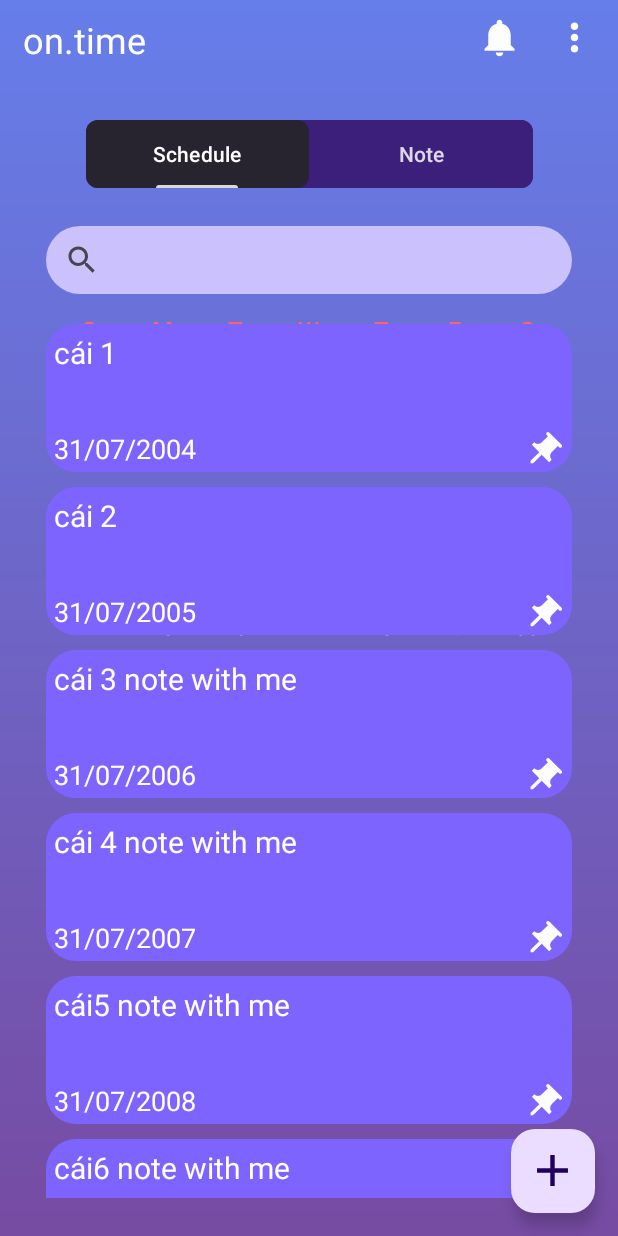
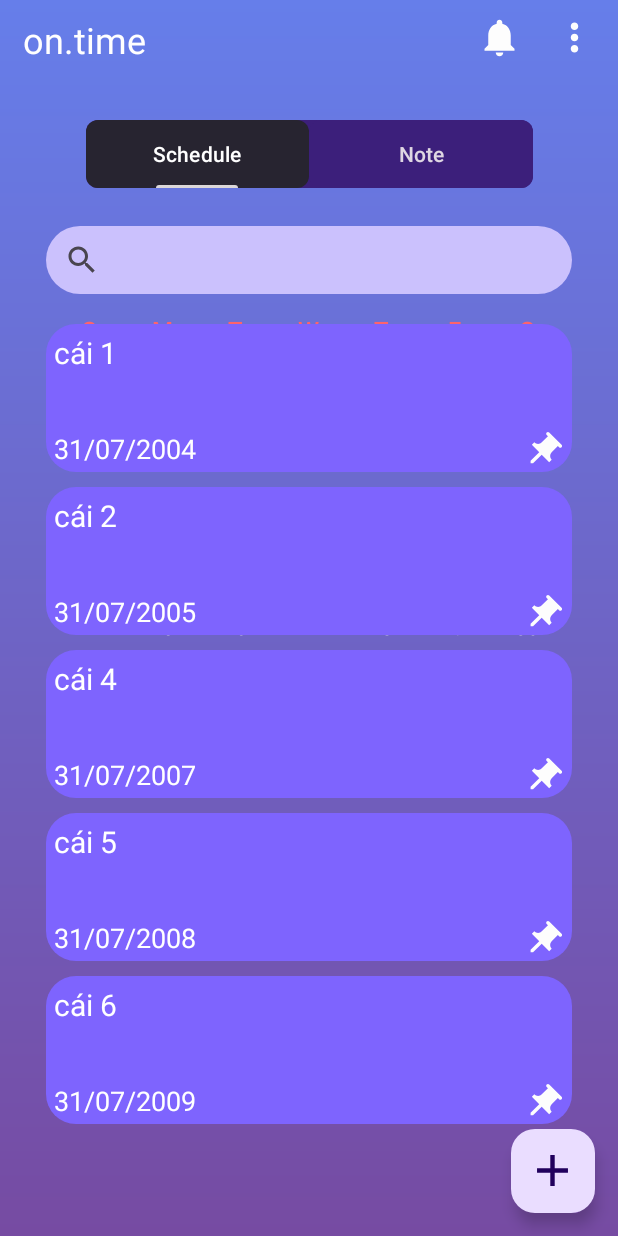
Before and after one commit to VinhGiang731/To-Do-List-App, an Android app: the fragment NoteFragment placed in its activity, on a phone screen of 412 x 824 dp. Run offline under Robolectric (Android 15) with nearby library versions, the phone set to English and light mode, and no system bars.

Commit message:
update read and write value in database

```diff
--- a/app/src/main/java/com/example/to_do_list/controller/NoteFragment.kt
+++ b/app/src/main/java/com/example/to_do_list/controller/NoteFragment.kt
@@ -2,6 +2,7 @@ package com.example.to_do_list.controller
 
 import android.annotation.SuppressLint
 import android.content.DialogInterface
+import android.content.Intent
 import android.database.Cursor
 import android.database.sqlite.SQLiteDatabase
 import android.os.Bundle
@@ -36,19 +37,52 @@ class NoteFragment : Fragment(R.layout.fragment_note_view) {
         db = helper.readableDatabase
         getValueDataBase()
 
+        //adapter cho recycle view
         adapter = Rv_NoteAdapter(requireActivity(), list, object : ItemNoteClick {
-            override fun onClickNote(pos: Int) {
+
+            //override lai 2 phuong thuc nhan long va nhan short cho item rvListNode
+            override fun onLongClickNote(pos: Int) {
                 Toast.makeText(requireActivity(), "Note: ${list[pos].txt_note}", Toast.LENGTH_SHORT)
                     .show()
+                //truyen position vao de no co the xoa dung vi tri node va cap nhat lai db
                 removeNote(pos)
+            }
+
+            override fun onClickNote(pos: Int) {
+                //truyen positon tuong tu tren
+                AddEventClickItem(pos)
             }
         })
 
+        //set adapter cho rvListNode
         binding.rvListNote.adapter = adapter
         binding.rvListNote.layoutManager = LinearLayoutManager(requireActivity())
 
     }
 
+    //fun nay dung de goi activity InsertNote
+    private fun AddEventClickItem(pos: Int) {
+        val i = Intent(requireActivity(), InsertNoteActivity::class.java)
+        //truyen du lieu theo pos cua list (lis[pos]: item dang click)
+        //gui sang activity kia de show cho nguoi dung xem
+        i.putExtra("_id", list[pos].idNote)
+        i.putExtra("Title", list[pos].txt_note)
+        i.putExtra("Content", list[pos].txt_content)
+        startActivity(i)
+    }
+
+    //ham onResume trong vong doi cua ung dung
+    //khi thoat activity dang de len activity NoteFrag thi no se tu dong lam nhung thu trong ham
+    //o day no se get lai value trong db da thay doi ben activity kia va bao cho adapter de set lai list
+    //-----hien tai dang loi o adapter.notify mai nho sua-----
+    @SuppressLint("NotifyDataSetChanged")
+    override fun onResume() {
+        super.onResume()
+        getValueDataBase()
+        adapter.notifyDataSetChanged()
+    }
+
+    //ham get value tu db
     private fun getValueDataBase() {
         if (::rs.isInitialized && !rs.isClosed) {
             rs.close()
@@ -61,14 +95,15 @@ class NoteFragment : Fragment(R.layout.fragment_note_view) {
             do {
                 val idNote = rs.getString(rs.getColumnIndexOrThrow("_id"))
                 val note = rs.getString(rs.getColumnIndexOrThrow("NOTE"))
+                val content = rs.getString(rs.getColumnIndexOrThrow("CONTENT"))
                 val date = rs.getString(rs.getColumnIndexOrThrow("DATETIME"))
-                list.add(ListNote(idNote, note, date))
+                list.add(ListNote(idNote, note, content, date))
             } while (rs.moveToNext())
         }
         rs.close()
     }
 
-    // việc dùng SQLite chưa được tốt, nên chuyển sang firebase để hon thành đồ án này và học lại SQLite sau
+    //ham remove item list
     private fun removeNote(pos: Int) {
         val dialog = AlertDialog.Builder(requireActivity())
         dialog.apply {
--- a/app/src/main/java/com/example/to_do_list/data/MyHelper.kt
+++ b/app/src/main/java/com/example/to_do_list/data/MyHelper.kt
@@ -6,17 +6,16 @@ import android.database.sqlite.SQLiteOpenHelper
 
 class MyHelper(context: Context) : SQLiteOpenHelper(context, "TODOLIST_DB", null, 1) {
     override fun onCreate(db: SQLiteDatabase?) {
-        db?.execSQL("CREATE TABLE TODOLIST(_id INTEGER PRIMARY KEY AUTOINCREMENT, NOTE TEXT, DATETIME TEXT)")
-        db?.execSQL("INSERT INTO TODOLIST(NOTE, DATETIME) VALUES('cái 1', '31/07/2004')")
-        db?.execSQL("INSERT INTO TODOLIST(NOTE, DATETIME) VALUES('cái 2', '31/07/2005')")
-        db?.execSQL("INSERT INTO TODOLIST(NOTE, DATETIME) VALUES('cái 3 note with me', '31/07/2006')")
-        db?.execSQL("INSERT INTO TODOLIST(NOTE, DATETIME) VALUES('cái 4 note with me', '31/07/2007')")
-        db?.execSQL("INSERT INTO TODOLIST(NOTE, DATETIME) VALUES('cái5 note with me', '31/07/2008')")
-        db?.execSQL("INSERT INTO TODOLIST(NOTE, DATETIME) VALUES('cái6 note with me', '31/07/2009')")
-
+        db?.execSQL("CREATE TABLE TODOLIST(_id INTEGER PRIMARY KEY AUTOINCREMENT, NOTE TEXT, CONTENT TEXT, DATETIME TEXT)")
+        db?.execSQL("INSERT INTO TODOLIST(NOTE, CONTENT, DATETIME) VALUES('cái 1', 'Đây là nội dung note tui làm để test', '31/07/2004')")
+        db?.execSQL("INSERT INTO TODOLIST(NOTE, CONTENT, DATETIME) VALUES('cái 2', 'Đây là nội dung note tui làm để test','31/07/2005')")
+        db?.execSQL("INSERT INTO TODOLIST(NOTE, CONTENT, DATETIME) VALUES('cái 4', 'Đây là nội dung note tui làm để test', '31/07/2007')")
+        db?.execSQL("INSERT INTO TODOLIST(NOTE, CONTENT, DATETIME) VALUES('cái 5', 'Đây là nội dung note tui làm để test', '31/07/2008')")
+        db?.execSQL("INSERT INTO TODOLIST(NOTE, CONTENT, DATETIME) VALUES('cái 6', 'Đây là nội dung note tui làm để test', '31/07/2009')")
     }
 
     override fun onUpgrade(db: SQLiteDatabase?, p1: Int, p2: Int) {
         TODO("Not yet implemented")
     }
+
 }
--- a/app/src/main/java/com/example/to_do_list/model/ItemNoteClick.kt
+++ b/app/src/main/java/com/example/to_do_list/model/ItemNoteClick.kt
@@ -1,5 +1,6 @@
 package com.example.to_do_list.model
 
 interface ItemNoteClick {
+    fun onLongClickNote(pos: Int)
     fun onClickNote(pos: Int)
 }
--- a/app/src/main/java/com/example/to_do_list/model/ListNote.kt
+++ b/app/src/main/java/com/example/to_do_list/model/ListNote.kt
@@ -3,5 +3,6 @@ package com.example.to_do_list.model
 data class ListNote(
     val idNote: String,
     val txt_note: String,
-    val txt_noteDate: String,
+    val txt_content: String,
+    val txt_noteDate: String
 )
--- a/app/src/main/java/com/example/to_do_list/model/Rv_NoteAdapter.kt
+++ b/app/src/main/java/com/example/to_do_list/model/Rv_NoteAdapter.kt
@@ -22,6 +22,11 @@ class Rv_NoteAdapter(val activity: Activity, val list: List<ListNote>, val onIte
             binding.txtNote.text = list[position].txt_note
             binding.txtNoteDate.text = list[position].txt_noteDate
 
+            holder.itemView.setOnLongClickListener {
+                onItem.onLongClickNote(position)
+                true
+            }
+
             holder.itemView.setOnClickListener {
                 onItem.onClickNote(position)
             }
--- a/app/src/main/res/layout/fragment_note_view.xml
+++ b/app/src/main/res/layout/fragment_note_view.xml
@@ -8,7 +8,7 @@
     tools:context=".controller.NoteFragment">
 
     <SearchView
-        android:id="@+id/searching"
+        android:id="@+id/btn_search"
         android:layout_width="match_parent"
         android:layout_height="45dp"
         android:layout_gravity="center"
```
Also changed, not shown: app/src/main/java/com/example/to_do_list/controller/InsertNoteActivity.kt (+45 -0 lines), app/src/main/res/layout/activity_insert_note.xml (+12 -25 lines).
